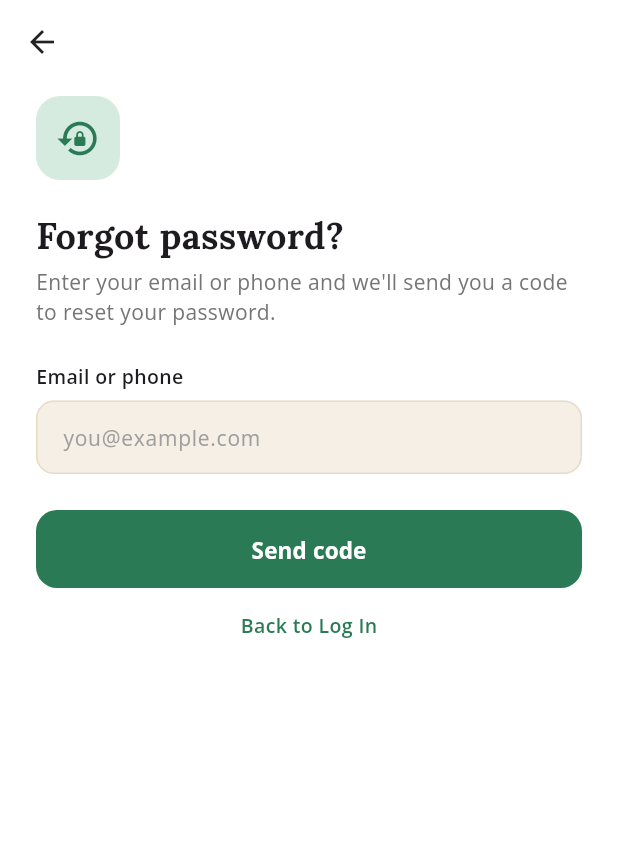
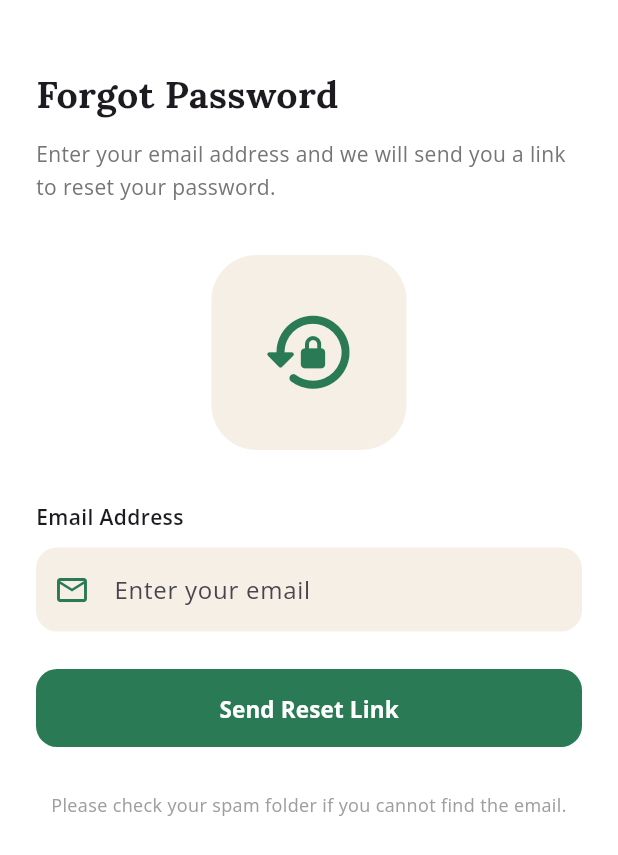
Before and after one commit to Mostafa-Ezzat11/Marefa, a Flutter app: the Login screen opened directly, after a tap on "Forgot password?", on a phone screen of 412 x 824 dp. Shown: the top 855 px of the screen. Run offline on Flutter 3.47's test engine with Material 3 defaults, Android fonts, the phone set to English and light mode, and no system bars; our stand-ins replace cloud_firestore, firebase_auth, firebase_core, google_fonts, google_sign_in; accounts and stored records are empty; project files that could hold a hidden picture were left out.

Commit message:
Activate forgot password feature

```diff
--- a/lib/general pages/forget_password.dart
+++ /dev/null
@@ -1,183 +0,0 @@
-import 'package:flutter/material.dart';
-import 'package:google_fonts/google_fonts.dart';
-import 'package:marefa/general%20pages/otp_verification.dart';
-
-const _green = Color(0xFF2A7A55);
-const _fill = Color(0xFFF5EFE6);
-const _border = Color(0xFFE6DCCB);
-
-class ForgetPassword extends StatefulWidget {
-  const ForgetPassword({super.key});
-
-  @override
-  State<ForgetPassword> createState() => _ForgetPasswordState();
-}
-
-class _ForgetPasswordState extends State<ForgetPassword> {
-  final _formKey = GlobalKey<FormState>();
-  final _contact = TextEditingController();
-
-  @override
-  void dispose() {
-    _contact.dispose();
-    super.dispose();
-  }
-
-  void _sendCode() {
-    if (!_formKey.currentState!.validate()) return;
-    // TODO: ابعتي كود إعادة التعيين للسيرفر هنا
-    Navigator.push(
-      context,
-      MaterialPageRoute(
-        builder: (_) =>
-            OtpVerification(contact: _contact.text.trim()),
-      ),
-    );
-  }
-
-  OutlineInputBorder _b(Color c) => OutlineInputBorder(
-    borderRadius: BorderRadius.circular(12),
-    borderSide: BorderSide(color: c),
-  );
-
-  @override
-  Widget build(BuildContext context) {
-    return Scaffold(
-      backgroundColor: Colors.white,
-      appBar: AppBar(
-        backgroundColor: Colors.white,
-        elevation: 0,
-        foregroundColor: Colors.black87,
-      ),
-      body: SafeArea(
-        child: SingleChildScrollView(
-          padding: const EdgeInsets.symmetric(horizontal: 24),
-          child: Form(
-            key: _formKey,
-            child: Column(
-              crossAxisAlignment: CrossAxisAlignment.start,
-              children: [
-                const SizedBox(height: 8),
-
-                // ================= ICON =================
-                Container(
-                  width: 56,
-                  height: 56,
-                  decoration: BoxDecoration(
-                    color: const Color(0xFFD6EBDF),
-                    borderRadius: BorderRadius.circular(16),
-                  ),
-                  child: const Icon(
-                    Icons.lock_reset,
-                    color: _green,
-                    size: 30,
-                  ),
-                ),
-
-                const SizedBox(height: 20),
-
-                // ================= TEXTS =================
-                Text(
-                  'Forgot password?',
-                  style: GoogleFonts.lora(
-                    fontSize: 24,
-                    fontWeight: FontWeight.bold,
-                  ),
-                ),
-                const SizedBox(height: 4),
-                Text(
-                  "Enter your email or phone and we'll send you a code to reset your password.",
-                  style: TextStyle(
-                    color: Colors.grey.shade600,
-                    fontSize: 14,
-                    height: 1.4,
-                  ),
-                ),
-
-                const SizedBox(height: 24),
-
-                // ================= FIELD =================
-                const Text(
-                  'Email or phone',
-                  style: TextStyle(
-                    fontSize: 13,
-                    fontWeight: FontWeight.w600,
-                  ),
-                ),
-                const SizedBox(height: 6),
-                TextFormField(
-                  controller: _contact,
-                  keyboardType: TextInputType.emailAddress,
-                  validator: (v) => v == null || v.trim().isEmpty
-                      ? 'Enter your email or phone'
-                      : null,
-                  style: const TextStyle(fontSize: 14),
-                  decoration: InputDecoration(
-                    hintText: 'you@example.com',
-                    hintStyle: TextStyle(
-                      color: Colors.grey.shade500,
-                      fontSize: 14,
-                    ),
-                    filled: true,
-                    fillColor: _fill,
-                    contentPadding: const EdgeInsets.symmetric(
-                      horizontal: 14,
-                      vertical: 14,
-                    ),
-                    enabledBorder: _b(_border),
-                    focusedBorder: _b(_green),
-                    errorBorder: _b(Colors.red),
-                    focusedErrorBorder: _b(Colors.red),
-                  ),
-                ),
-
-                const SizedBox(height: 24),
-
-                // ================= SEND CODE =================
-                SizedBox(
-                  width: double.infinity,
-                  height: 52,
-                  child: ElevatedButton(
-                    onPressed: _sendCode,
-                    style: ElevatedButton.styleFrom(
-                      backgroundColor: _green,
-                      foregroundColor: Colors.white,
-                      elevation: 0,
-                      shape: RoundedRectangleBorder(
-                        borderRadius: BorderRadius.circular(14),
-                      ),
-                    ),
-                    child: const Text(
-                      'Send code',
-                      style: TextStyle(
-                        fontSize: 15,
-                        fontWeight: FontWeight.bold,
-                      ),
-                    ),
-                  ),
-                ),
-
-                const SizedBox(height: 16),
-
-                // ================= BACK TO LOGIN =================
-                Center(
-                  child: GestureDetector(
-                    onTap: () => Navigator.of(context).pop(),
-                    child: const Text(
-                      'Back to Log In',
-                      style: TextStyle(
-                        color: _green,
-                        fontSize: 13,
-                        fontWeight: FontWeight.w600,
-                      ),
-                    ),
-                  ),
-                ),
-              ],
-            ),
-          ),
-        ),
-      ),
-    );
-  }
-}
--- /dev/null
+++ b/lib/general pages/forgot_password_view.dart
@@ -0,0 +1,256 @@
+import 'package:firebase_auth/firebase_auth.dart';
+import 'package:flutter/material.dart';
+import 'package:google_fonts/google_fonts.dart';
+import 'package:marefa/general%20pages/services/auth_service.dart';
+
+const _green = Color(0xFF2A7A55);
+const _fill = Color(0xFFF5EFE6);
+
+class ForgotPasswordView extends StatefulWidget {
+  const ForgotPasswordView({super.key});
+
+  @override
+  State<ForgotPasswordView> createState() =>
+      _ForgotPasswordViewState();
+}
+
+class _ForgotPasswordViewState extends State<ForgotPasswordView> {
+  final TextEditingController _emailController =
+      TextEditingController();
+
+  bool _isLoading = false;
+  bool _emailSent = false;
+
+  @override
+  void dispose() {
+    _emailController.dispose();
+    super.dispose();
+  }
+
+  Future<void> _sendResetEmail() async {
+    final email = _emailController.text.trim();
+
+    if (email.isEmpty || !email.contains('@')) {
+      _showMessage('Please enter a valid email address.');
+      return;
+    }
+
+    setState(() => _isLoading = true);
+
+    try {
+      await AuthService.instance.sendPasswordReset(email);
+
+      if (!mounted) return;
+
+      setState(() => _emailSent = true);
+
+      _showMessage(
+        'Password reset email sent successfully!',
+        success: true,
+      );
+    } on FirebaseAuthException catch (e) {
+      if (!mounted) return;
+
+      String message;
+
+      if (e.code == 'user-not-found') {
+        message = 'No account found with this email.';
+      } else if (e.code == 'invalid-email') {
+        message = 'Invalid email address.';
+      } else if (e.code == 'too-many-requests') {
+        message = 'Too many attempts. Please try again later.';
+      } else {
+        message = e.message ?? 'Failed to send reset email.';
+      }
+
+      _showMessage(message);
+    } catch (e) {
+      if (!mounted) return;
+      _showMessage('Something went wrong. Please try again.');
+    } finally {
+      if (mounted) {
+        setState(() => _isLoading = false);
+      }
+    }
+  }
+
+  void _showMessage(String message, {bool success = false}) {
+    ScaffoldMessenger.of(context).showSnackBar(
+      SnackBar(
+        content: Text(message),
+        backgroundColor: success ? _green : Colors.red.shade700,
+      ),
+    );
+  }
+
+  @override
+  Widget build(BuildContext context) {
+    return Scaffold(
+      backgroundColor: Colors.white,
+      body: SafeArea(
+        child: SingleChildScrollView(
+          padding: const EdgeInsets.symmetric(
+            horizontal: 24,
+            vertical: 30,
+          ),
+          child: Column(
+            crossAxisAlignment: CrossAxisAlignment.start,
+            children: [
+              const SizedBox(height: 15),
+
+              Text(
+                'Forgot Password',
+                style: GoogleFonts.lora(
+                  fontSize: 25,
+                  fontWeight: FontWeight.bold,
+                ),
+              ),
+
+              const SizedBox(height: 10),
+
+              Text(
+                'Enter your email address and we will send you '
+                'a link to reset your password.',
+                style: TextStyle(
+                  color: Colors.grey.shade600,
+                  fontSize: 14,
+                  height: 1.6,
+                ),
+              ),
+
+              const SizedBox(height: 35),
+
+              Center(
+                child: Container(
+                  height: 130,
+                  width: 130,
+                  decoration: BoxDecoration(
+                    color: _fill,
+                    borderRadius: BorderRadius.circular(30),
+                  ),
+                  child: const Icon(
+                    Icons.lock_reset_rounded,
+                    size: 65,
+                    color: _green,
+                  ),
+                ),
+              ),
+
+              const SizedBox(height: 35),
+
+              const Text(
+                'Email Address',
+                style: TextStyle(
+                  fontWeight: FontWeight.w600,
+                  fontSize: 14,
+                ),
+              ),
+
+              const SizedBox(height: 10),
+
+              TextField(
+                controller: _emailController,
+                keyboardType: TextInputType.emailAddress,
+                decoration: InputDecoration(
+                  hintText: 'Enter your email',
+                  prefixIcon: const Icon(
+                    Icons.email_outlined,
+                    color: _green,
+                  ),
+                  filled: true,
+                  fillColor: _fill,
+                  border: OutlineInputBorder(
+                    borderRadius: BorderRadius.circular(14),
+                    borderSide: BorderSide.none,
+                  ),
+                ),
+              ),
+
+              const SizedBox(height: 25),
+
+              SizedBox(
+                width: double.infinity,
+                height: 52,
+                child: ElevatedButton(
+                  onPressed: _isLoading ? null : _sendResetEmail,
+                  style: ElevatedButton.styleFrom(
+                    backgroundColor: _green,
+                    foregroundColor: Colors.white,
+                    elevation: 0,
+                    shape: RoundedRectangleBorder(
+                      borderRadius: BorderRadius.circular(14),
+                    ),
+                  ),
+                  child: _isLoading
+                      ? const CircularProgressIndicator(
+                          color: Colors.white,
+                        )
+                      : const Text(
+                          'Send Reset Link',
+                          style: TextStyle(
+                            fontSize: 15,
+                            fontWeight: FontWeight.bold,
+                          ),
+                        ),
+                ),
+              ),
+
+              if (_emailSent) ...[
+                const SizedBox(height: 30),
+
+                Center(
+                  child: Icon(
+                    Icons.mark_email_read_outlined,
+                    color: _green,
+                    size: 45,
+                  ),
+                ),
+
+                const SizedBox(height: 12),
+
+                Center(
+                  child: Text(
+                    'Check your inbox!',
+                    style: GoogleFonts.lora(
+                      fontSize: 19,
+                      fontWeight: FontWeight.bold,
+                    ),
+                  ),
+                ),
+
+                const SizedBox(height: 8),
+
+                Text(
+                  'We sent a password reset link to '
+                  '${_emailController.text.trim()}. '
+                  'Open the email and follow the instructions '
+                  'to create your new password.',
+                  textAlign: TextAlign.center,
+                  style: TextStyle(
+                    color: Colors.grey.shade600,
+                    fontSize: 13,
+                    height: 1.6,
+                  ),
+                ),
+              ],
+
+              const SizedBox(height: 30),
+
+              Center(
+                child: Text(
+                  'Please check your spam folder if you cannot '
+                  'find the email.',
+                  textAlign: TextAlign.center,
+                  style: TextStyle(
+                    color: Colors.grey.shade500,
+                    fontSize: 12,
+                  ),
+                ),
+              ),
+            ],
+          ),
+        ),
+      ),
+    );
+  }
+}
--- a/lib/general pages/login.dart
+++ b/lib/general pages/login.dart
@@ -1,13 +1,11 @@
 import 'package:flutter/material.dart';
 import 'package:google_fonts/google_fonts.dart';
 import 'package:firebase_auth/firebase_auth.dart';
-
+import 'package:marefa/general%20pages/forgot_password_view.dart';
 import 'package:marefa/general%20pages/services/auth_service.dart';
 import 'package:marefa/student/views/student_main_view.dart';
 import 'package:marefa/teacher/views/teacher_main_view.dart';
-
 import 'signup.dart';
-import 'forget_password.dart';
 
 const _green = Color(0xFF2A7A55);
 const _fill = Color(0xFFF5EFE6);
@@ -265,7 +263,7 @@ class _LoginState extends State<Login> {
                       Navigator.push(
                         context,
                         MaterialPageRoute(
-                          builder: (_) => const ForgetPassword(),
+                          builder: (_) => const ForgotPasswordView(),
                         ),
                       );
                     },
--- a/lib/general pages/services/auth_service.dart
+++ b/lib/general pages/services/auth_service.dart
@@ -131,4 +131,8 @@ class AuthService {
   }
 
   User? get currentUser => _auth.currentUser;
+
+  Future<void> sendPasswordReset(String email) async {
+    await _auth.sendPasswordResetEmail(email: email.trim());
+  }
 }
--- a/lib/general pages/signup.dart
+++ b/lib/general pages/signup.dart
@@ -3,7 +3,7 @@ import 'package:flutter/material.dart';
 import 'package:google_fonts/google_fonts.dart';
 
 import 'package:marefa/general%20pages/login.dart';
-import 'package:marefa/general%20pages/otp_verification.dart';
+import 'package:marefa/general%20pages/email_verification.dart';
 import 'package:marefa/general%20pages/services/auth_service.dart';
 
 import 'package:marefa/student/views/student_main_view.dart';
@@ -97,7 +97,7 @@ class _SignUpState extends State<SignUp> {
         context,
         MaterialPageRoute(
           builder: (_) =>
-              OtpVerification(contact: _email.text.trim()),
+              EmailVerification(contact: _email.text.trim()),
         ),
       );
     } on FirebaseAuthException catch (e) {
--- a/lib/main.dart
+++ b/lib/main.dart
@@ -1,9 +1,7 @@
 import 'package:flutter/material.dart';
 import 'package:marefa/constants.dart';
-import 'package:marefa/general%20pages/login.dart';
 import 'package:firebase_core/firebase_core.dart';
-import 'package:marefa/onboarding/onboarding1.dart';
-import 'package:marefa/onboarding/userscreen.dart';
+import 'package:marefa/onboarding/splash_view.dart';
 import 'firebase_options.dart';
 
 void main() async {
@@ -28,7 +26,7 @@ class Marefa extends StatelessWidget {
         fontFamily: 'OpenSans',
         scaffoldBackgroundColor: AppColors.backgroundColor,
       ),
-      home: SplashScreen(), //Scaffold(
+      home: SplashView(), //Scaffold(
       //   body: PaymentSuccessfulView(),
       //   // body: Center(
       //   //   child: Text(
```
Also changed, not shown: lib/general pages/email_verification.dart (renamed from lib/general pages/otp_verification.dart, +4 -5 lines), lib/onboarding/splash_view.dart (added, +120 -0 lines), lib/onboarding/userscreen.dart (deleted, +0 -121 lines).
